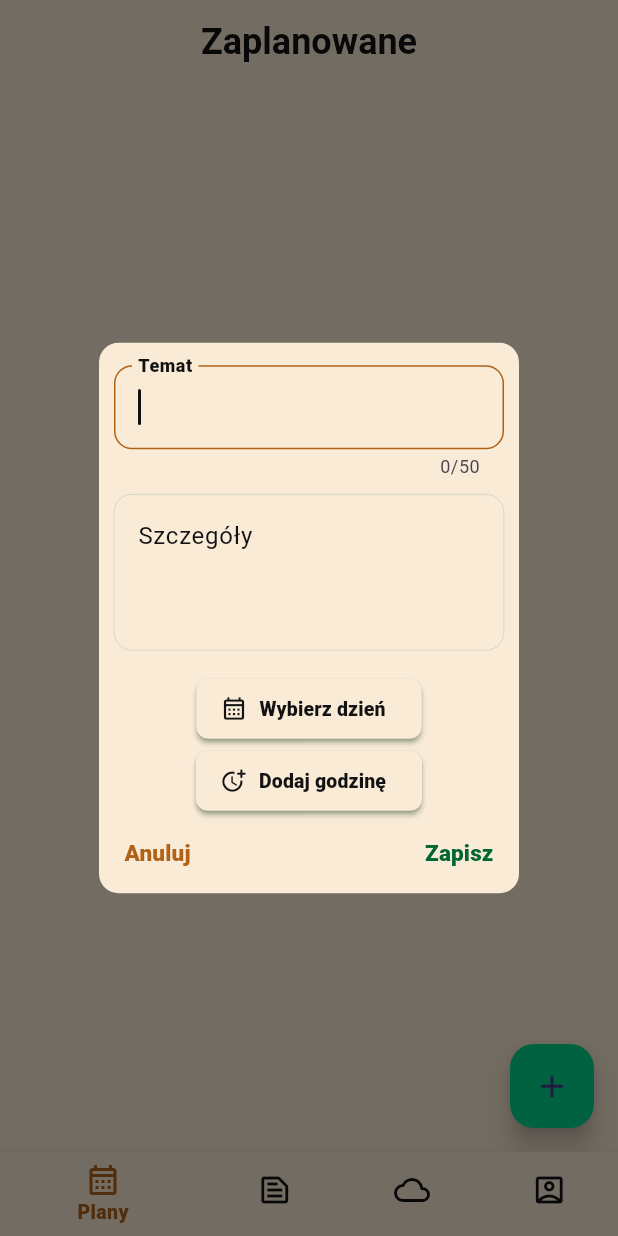
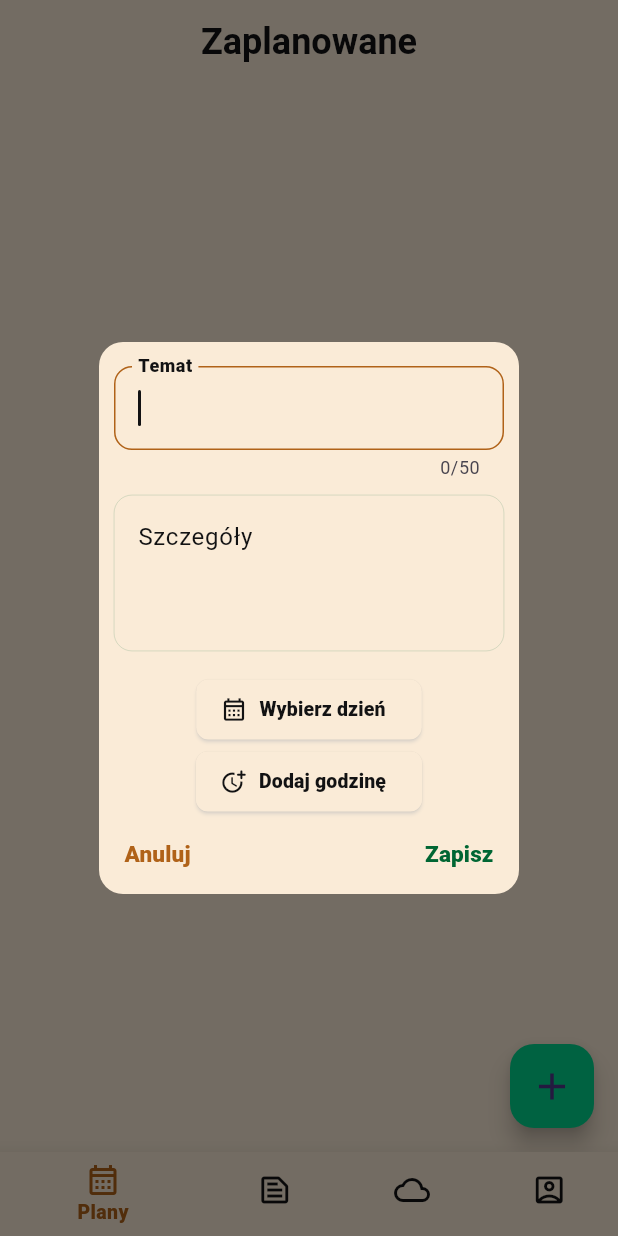
Before and after one commit to patrykdybalski/NOTSY, a Flutter app: the screen it shows once a user with an empty profile is signed in, after a tap on the "add" icon, on a phone screen of 412 x 824 dp. Run offline on Flutter 3.47's test engine with Material 2 defaults, Android fonts, the phone set to English and light mode, and no system bars; our stand-ins replace cloud_firestore, dio, firebase_auth, firebase_core, flutter_bloc, flutter_colorpicker and 5 more; accounts and stored records are empty; Roboto replaces fonts that are missing (Domine).

Commit message:
Add icons

```diff
--- a/lib/app/features/home/pages/calendar_page/add_event_dialog/add_event_dialog.dart
+++ b/lib/app/features/home/pages/calendar_page/add_event_dialog/add_event_dialog.dart
@@ -29,7 +29,9 @@ class _AddEventDialogState extends State<AddEventDialog> {
   @override
   Widget build(BuildContext context) {
     return BlocProvider(
-      create: (context) => AddEventCubit(EventsRepository(EventRemoteDataSource(),)),
+      create: (context) => AddEventCubit(EventsRepository(
+        EventRemoteDataSource(),
+      )),
       child: BlocListener<AddEventCubit, AddEventState>(
         listener: (context, state) {
           if (state.saved) {
@@ -50,12 +52,12 @@ class _AddEventDialogState extends State<AddEventDialog> {
               scrollable: true,
               backgroundColor: AppColors.primaryColor,
               contentPadding: const EdgeInsets.only(
-                top: 15.0,
+                top: 16.0,
                 left: 10.0,
                 right: 10.0,
               ),
               shape: RoundedRectangleBorder(
-                borderRadius: BorderRadius.circular(13),
+                borderRadius: BorderRadius.circular(16),
               ),
               shadowColor: null,
               content: _ContentDialog(
--- a/lib/app/features/home/pages/calendar_page/add_event_dialog/add_event_widgets.dart
+++ b/lib/app/features/home/pages/calendar_page/add_event_dialog/add_event_widgets.dart
@@ -39,8 +39,8 @@ class TimeButton extends StatelessWidget {
       },
       style: ElevatedButton.styleFrom(
         backgroundColor: AppColors.primaryColor,
-        elevation: 1.5,
-        shadowColor: AppColors.accentColor,
+        elevation: 1,
+        shadowColor: Colors.white,
         shape: RoundedRectangleBorder(
           borderRadius: BorderRadius.circular(
             8.0,
@@ -86,8 +86,8 @@ class DayButton extends StatelessWidget {
       },
       style: ElevatedButton.styleFrom(
         backgroundColor: AppColors.primaryColor,
-        elevation: 1.5,
-        shadowColor: AppColors.accentColor,
+        elevation: 1,
+        shadowColor: Colors.white,
         shape: RoundedRectangleBorder(
           borderRadius: BorderRadius.circular(
             8.0,
--- a/lib/app/features/home/pages/calendar_page/event_page.dart
+++ b/lib/app/features/home/pages/calendar_page/event_page.dart
@@ -41,7 +41,7 @@ class _EventPageState extends State<EventPage> {
         },
         child: const Icon(
           Icons.add,
-          size: 25,
+          size: 30,
         ),
       ),
       body: BlocProvider(
--- a/lib/app/features/home/pages/notes_page/notes_page.dart
+++ b/lib/app/features/home/pages/notes_page/notes_page.dart
@@ -63,7 +63,7 @@ class _NotesPageState extends State<NotesPage>
               },
               child: const Icon(
                 Icons.add,
-                size: 25,
+                size: 30,
               ),
             ),
             body: const GeneralNotes(),
```
